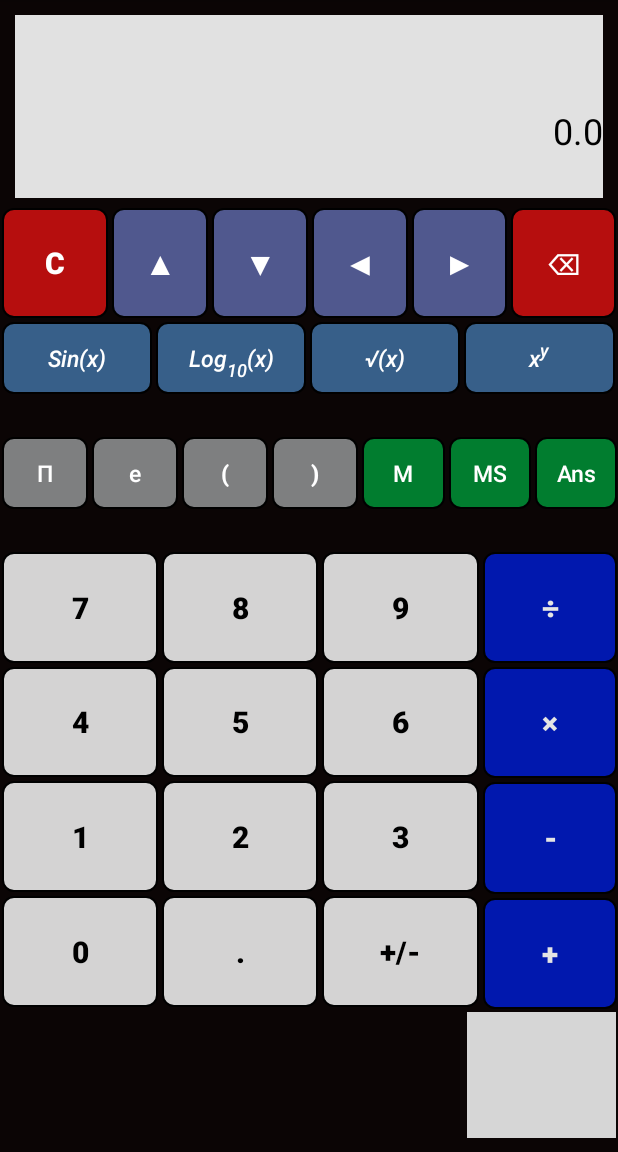
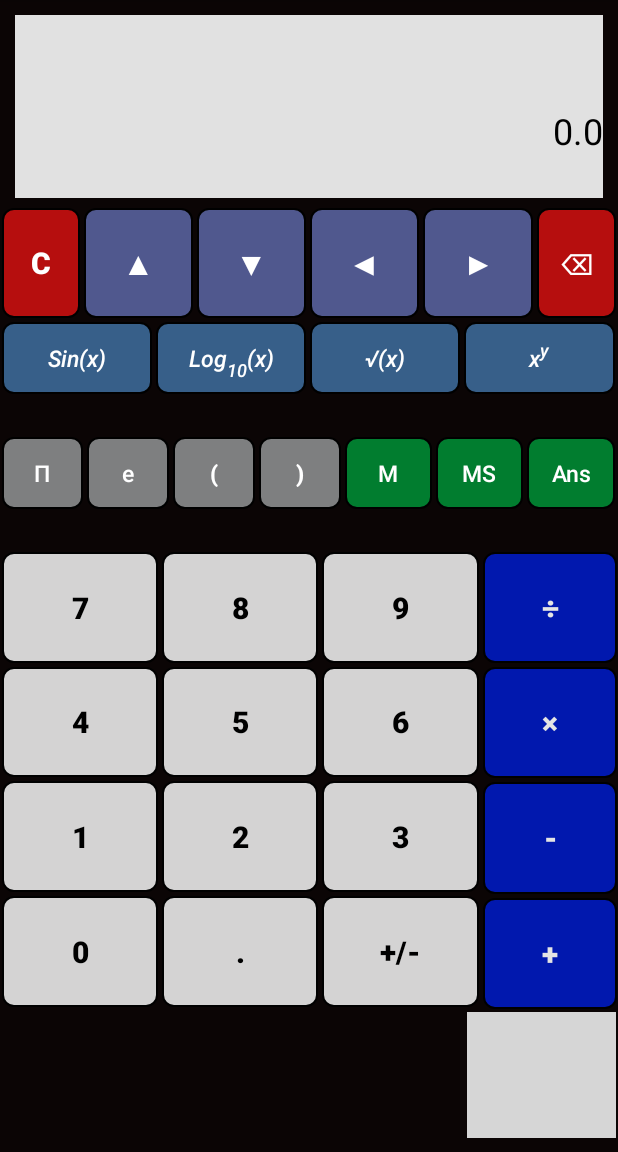
Before and after one commit to louimet/E-Calc, an Android app: the screen it shows after launch (MainActivity), on a phone screen of 412 x 824 dp, the part 84-1236 px from its top. Run offline under Robolectric (Android 15) with nearby library versions, the phone set to English and light mode, and no system bars; Roboto replaces fonts that are not available here; 1 statement that could not run was skipped; grey boxes are pictures that could not be loaded.

Commit message:
The app now scales in portrait mode, a little fix was missing

```diff
--- a/src/Team_E_Calc_AndroidApp/app/src/main/res/layout/activity_main.xml
+++ b/src/Team_E_Calc_AndroidApp/app/src/main/res/layout/activity_main.xml
@@ -55,7 +55,7 @@
     </LinearLayout>
 
     <LinearLayout
-        android:layout_width="wrap_content"
+        android:layout_width="match_parent"
         android:layout_height="0dp"
         android:layout_weight="0.1"
         android:orientation="horizontal">
@@ -228,7 +228,7 @@
     </LinearLayout>
 
     <LinearLayout
-        android:layout_width="wrap_content"
+        android:layout_width="match_parent"
         android:layout_height="0dp"
         android:layout_weight="0.1"
         android:orientation="horizontal">
```
